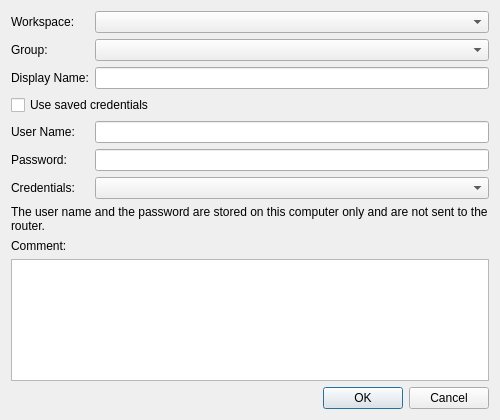
This is source/client/desktop/management/router_host_dialog.ui in dchapyshev/aspia as Qt 5 draws it before an edit. The edited form follows.
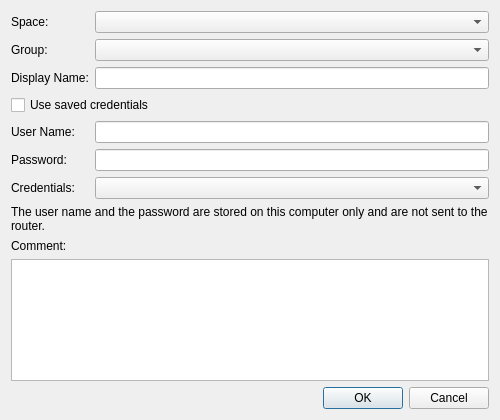
This is the edited form. Custom widgets are drawn as their Qt base class.

Commit message: Rename workspaces to spaces.

```diff
--- a/source/client/desktop/management/router_host_dialog.ui
+++ b/source/client/desktop/management/router_host_dialog.ui
@@ -22,7 +22,7 @@
      <item row="0" column="0">
       <widget class="QLabel" name="label_workspace">
        <property name="text">
-        <string>Workspace:</string>
+        <string>Space:</string>
        </property>
       </widget>
      </item>
```
The commit also changes 7 other files.
